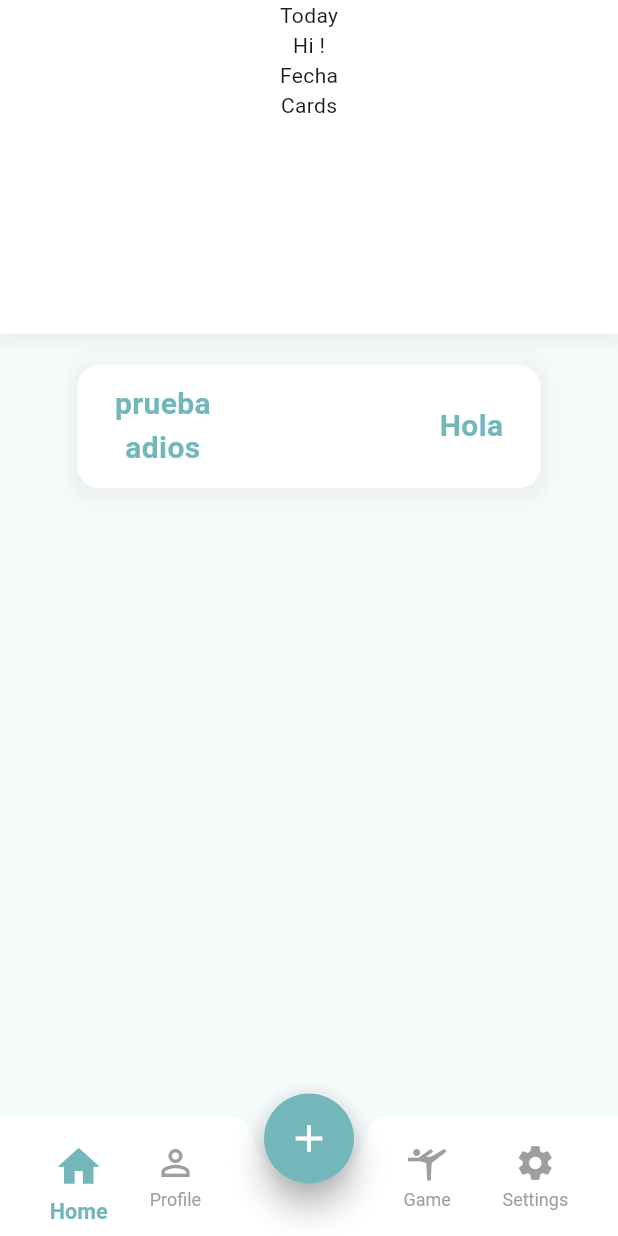
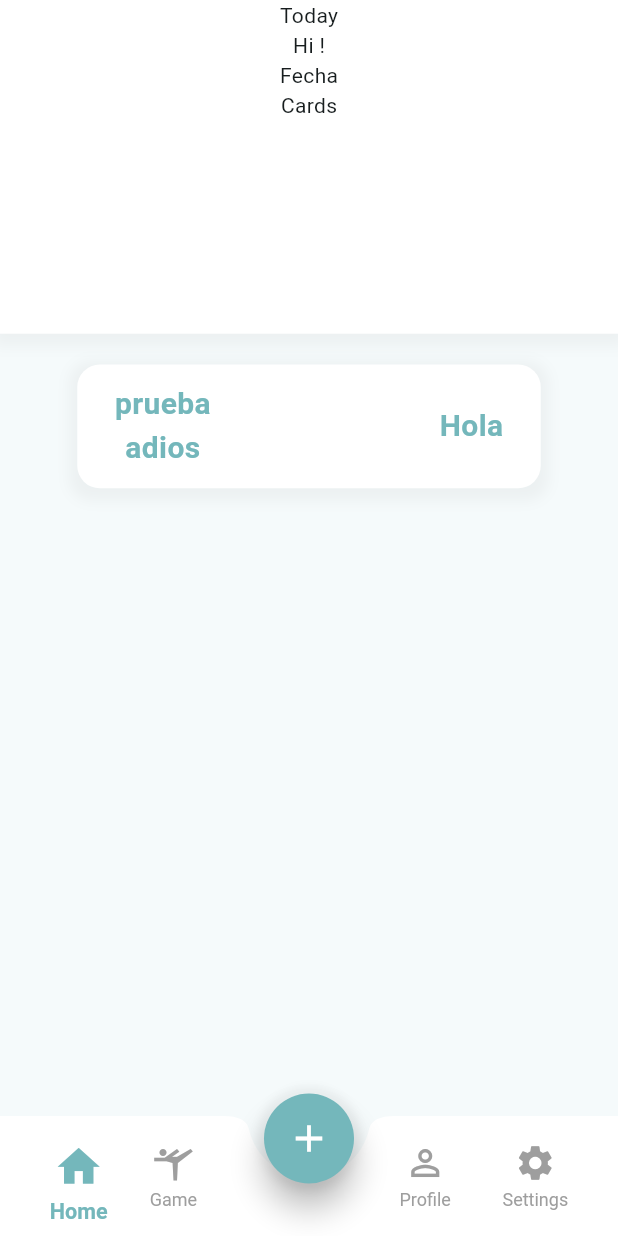
Before and after one commit to wilsone24/My-Best-Self, a Flutter app: the Mainpage screen opened by its route, on a phone screen of 412 x 824 dp. Run offline on Flutter 3.47's test engine with Material 3 defaults, Android fonts, the phone set to English and light mode, and no system bars; our stand-ins replace get.

Commit message:
Refactor bottom navigation bar and update icons in CustomBottomNavBar

```diff
--- a/lib/ui/navbar/navbar.dart
+++ b/lib/ui/navbar/navbar.dart
@@ -24,9 +24,9 @@ class CustomBottomNavBar extends StatelessWidget {
           mainAxisAlignment: MainAxisAlignment.spaceAround,
           children: [
             _buildNavItem(0, 'Home', Icons.home),
-            _buildNavItem(1, 'Profile', Icons.person_outline),
+            _buildNavItem(1, 'Game', Icons.sports_gymnastics_outlined),
             const SizedBox(width: 66), // Espacio para el botón central
-            _buildNavItem(2, 'Game', Icons.sports_gymnastics_outlined),
+            _buildNavItem(2, 'Profile', Icons.person_outline),
             _buildNavItem(3, 'Settings', Icons.settings),
           ],
         ),
--- a/lib/ui/screens/main_page.dart
+++ b/lib/ui/screens/main_page.dart
@@ -17,9 +17,8 @@ class _MainpageState extends State<Mainpage> {
   static final List<Widget> _widgetOptions = <Widget>[
     HomeScreen(),
     const GameScreen(),
-    const Placeholder(), // Placeholder for the center button action
     ProfileScreen(),
-    const Placeholder(), // Placeholder for Settings screen
+    const Placeholder(),
   ];
 
   void _onItemTapped(int index) {
```
Also changed, not shown: lib/ui/widgets/custom_bottom_navbar.dart (deleted, +0 -47 lines).
